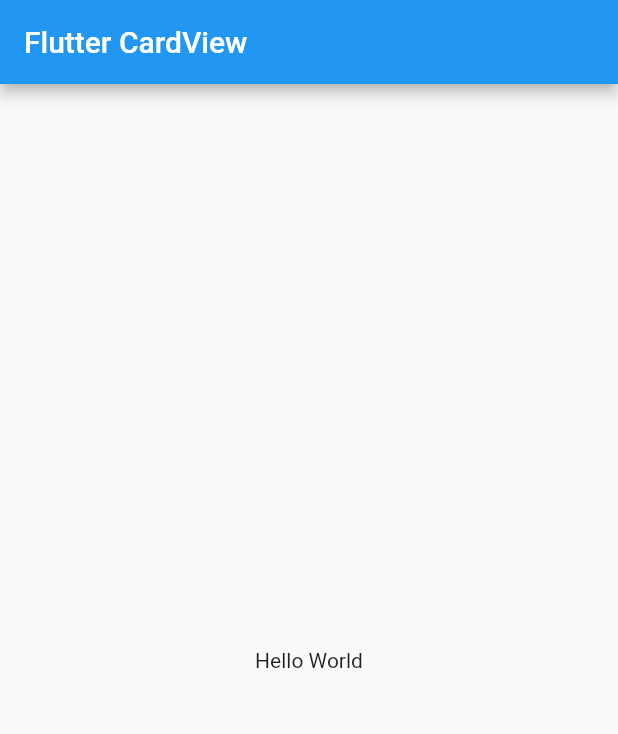
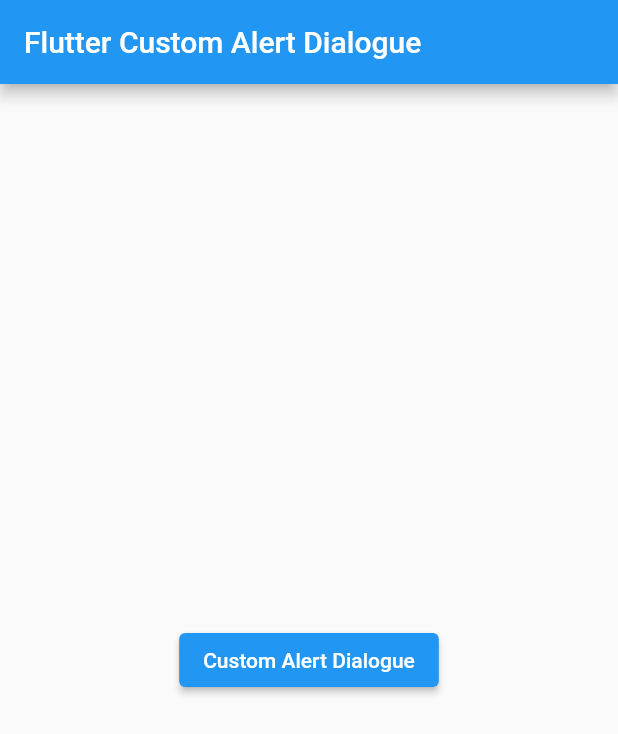
Before and after one commit to Safaanam/flutter_components, a Flutter app: the screen it shows after launch, on a phone screen of 412 x 824 dp. Shown: the top 734 px of the screen. Run offline on Flutter 3.47's test engine with Material 2 defaults, Android fonts, the phone set to English and light mode, and no system bars.

Commit message:
custom dialog box added

```diff
--- /dev/null
+++ b/lib/custom/constants.dart
@@ -0,0 +1,5 @@
+class Constants{
+  Constants._();
+  static const double padding =20;
+  static const double avatarRadius =45;
+}
--- a/lib/main.dart
+++ b/lib/main.dart
@@ -1,4 +1,5 @@
 import 'package:flutter/material.dart';
+import 'package:flutter_components/custom/custom_dialog.dart';
 
 void main() {
   runApp(const MyApp());
@@ -10,8 +11,8 @@
   Widget build(BuildContext context) {
     return const MaterialApp(
       debugShowCheckedModeBanner: false,
-      title: 'Flutter Cards',
-      home: MyHomePage(title: 'Flutter CardView'),
+      title: 'Flutter Custom Alert Dialogue',
+      home: MyHomePage(title: 'Flutter Custom Alert Dialogue'),
     );
   }
 }
@@ -36,8 +37,27 @@
         appBar: AppBar(
           title: Text(widget.title),
         ),
-        body: const Center(
-          child: Text("Hello World")
+        body: Center(
+          child: Column(
+            mainAxisAlignment: MainAxisAlignment.center,
+            children: [
+              ElevatedButton(
+                  child: const Text("Custom Alert Dialogue"),
+                onPressed: (){
+                  showDialog(context: context,
+                      builder: (BuildContext context){
+                        return CustomDialogBox(
+                          title: "Custom Dialog Demo",
+                          descriptions: "This is a custom dialog in flutter ",
+                          text: "okay",
+                          img: Image.asset("assets/images/sample.png"),
+                        );
+                      }
+                  );
+                },
+              ),
+            ],
+          ),
         ),
       ),
     );
```
Also changed, not shown: lib/custom/custom_dialog.dart (added, +83 -0 lines), assets/images/sample.png (added), pubspec.lock.
